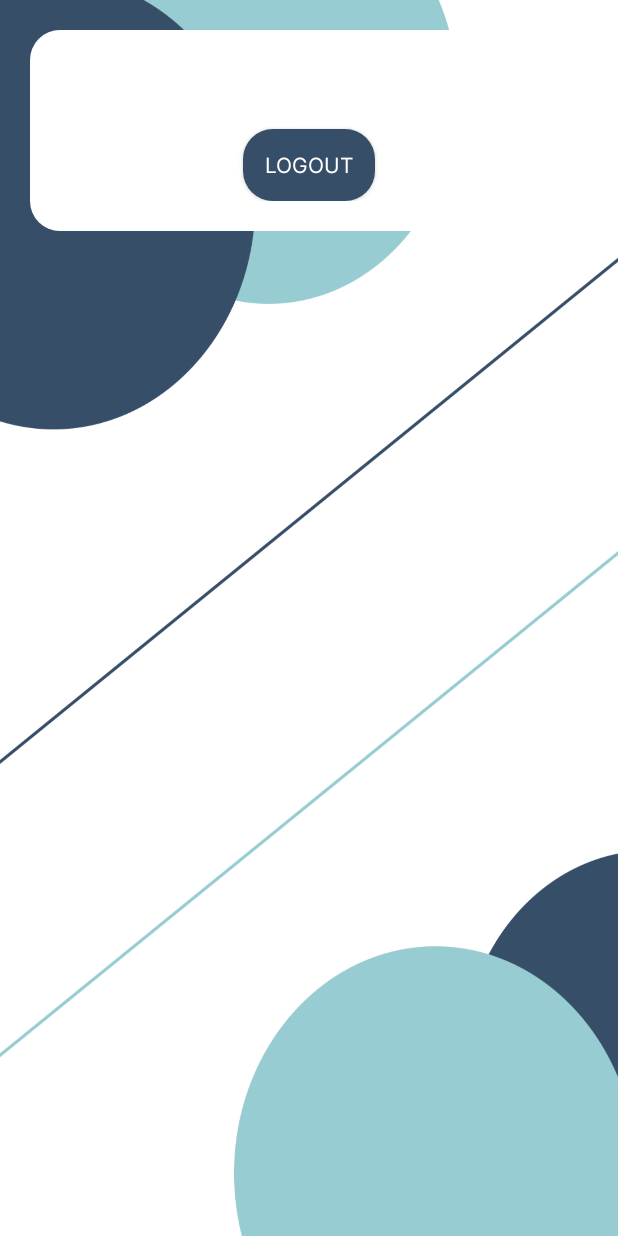
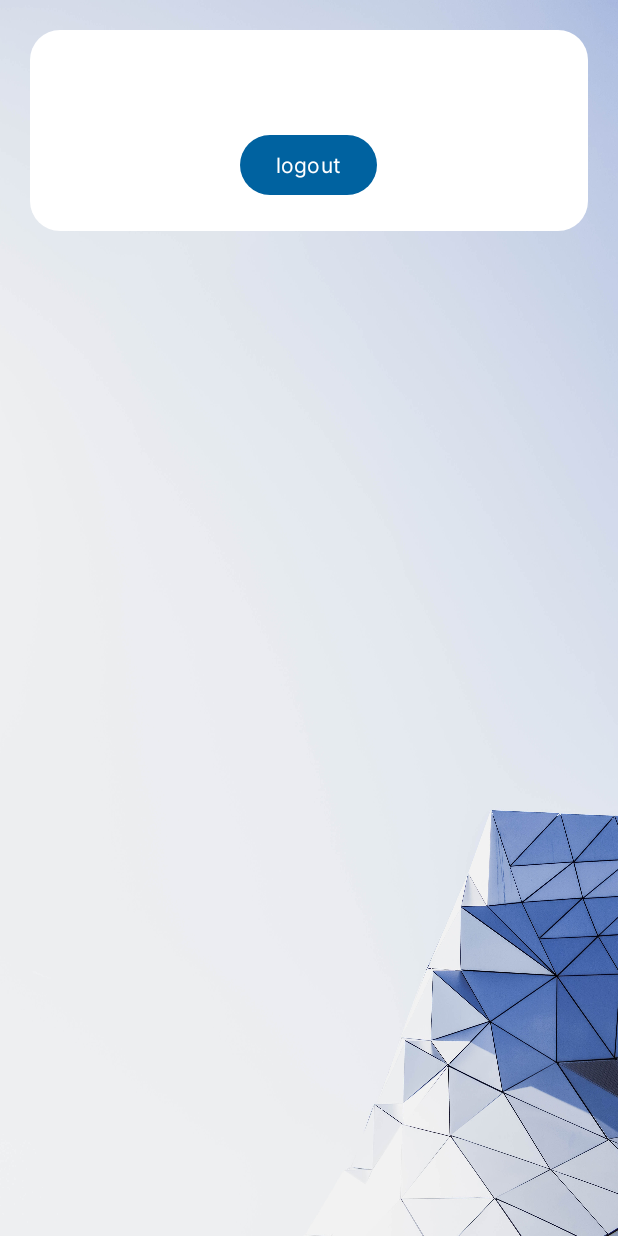
Before and after one commit to fierzahaikkal/pbo_java_android, an Android app: the DetailSharedPreferenceActivity screen opened directly, with no data from a screen before it, on a phone screen of 412 x 824 dp. Run offline under Robolectric (Android 15) with nearby library versions, the phone set to English and light mode, and no system bars.

Commit message:
fix: change button logout,

```diff
--- a/app/src/main/res/layout/activity_detail_shared_preference.xml
+++ b/app/src/main/res/layout/activity_detail_shared_preference.xml
@@ -5,7 +5,7 @@
     android:layout_width="match_parent"
     android:layout_height="match_parent"
     android:orientation="vertical"
-    android:background="@drawable/bg_login"
+    android:background="@drawable/home"
     tools:context=".DetailSharedPreferenceActivity">
 
     <LinearLayout
@@ -23,13 +23,11 @@
             android:layout_marginBottom="20dp"
             android:textAppearance="@style/TextAppearance.AppCompat.Medium" />
 
-        <androidx.appcompat.widget.AppCompatButton
+        <Button
             android:id="@+id/buttonLogOut"
             android:layout_width="wrap_content"
             android:layout_height="wrap_content"
             android:layout_gravity="center"
-            android:background="@drawable/logout_button"
-            android:textColor="@color/putih"
             android:text="logout" />
     </LinearLayout>
 
```
